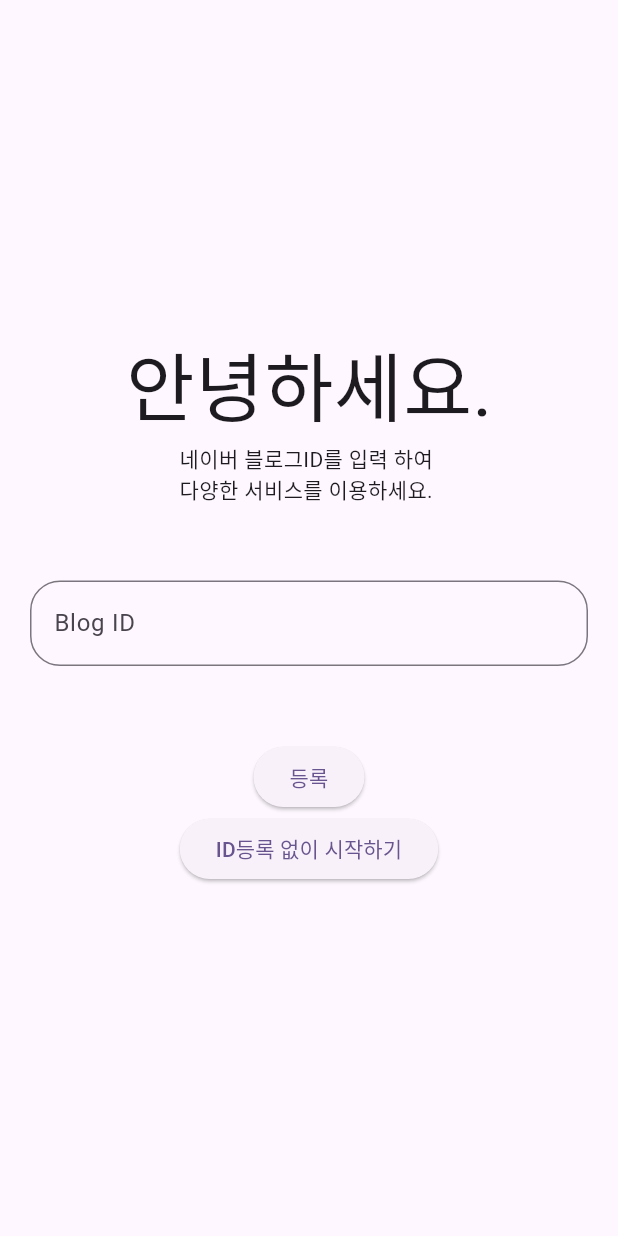
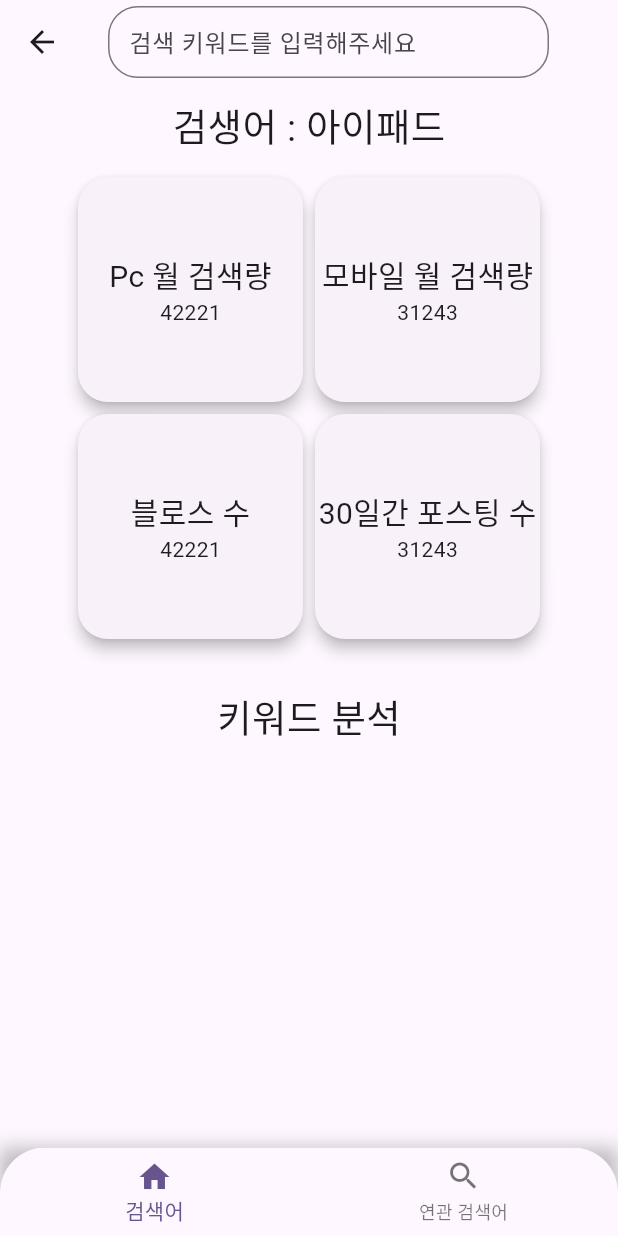
Before and after one commit to hch507/keypick-flutter, a Flutter app: the screen it shows after launch, after a tap on "등록", on a phone screen of 412 x 824 dp. Run offline on Flutter 3.47's test engine with Material 3 defaults, Android fonts, the phone set to English and light mode, and no system bars; our stand-ins replace dio, get, retrofit; generated files the repository leaves out were written again.

Commit message:
layout update

```diff
--- a/lib/presentation/ui/login/s_Login.dart
+++ b/lib/presentation/ui/login/s_Login.dart
@@ -1,5 +1,6 @@
 import 'package:flutter/cupertino.dart';
 import 'package:flutter/material.dart';
+import 'package:flutter_keypick/presentation/ui/search/s_keyword.dart';
 
 import 'package:get/get.dart';
 import 'package:get/get_core/src/get_main.dart';
@@ -52,7 +53,8 @@ class _LoginScreenState extends State<LoginScreen> with IsLoginProvider{
             ),
             ElevatedButton(
               onPressed: () {
-                isLogin.requestLogin(inputController.text);
+                // isLogin.requestLogin(inputController.text);
+                Get.to(()=>KeywordScreen());
               },
               child: Text("등록"),
             ),
--- /dev/null
+++ b/lib/presentation/ui/search/s_keyword.dart
@@ -0,0 +1,44 @@
+import 'package:flutter/material.dart';
+import 'package:flutter_keypick/presentation/ui/search/tab/keyword/f_keyword.dart';
+import 'package:flutter_keypick/presentation/ui/widget/custom_bottom_nav.dart';
+
+class KeywordScreen extends StatefulWidget {
+  const KeywordScreen({super.key});
+
+  @override
+  State<KeywordScreen> createState() => _KeywordScreenState();
+}
+
+class _KeywordScreenState extends State<KeywordScreen> {
+  TextEditingController textEditingController =TextEditingController();
+  @override
+  Widget build(BuildContext context) {
+    return Scaffold(
+      appBar: AppBar(
+        title: Row(
+          children: [
+            Expanded(
+              flex: 1,
+              child: TextField(
+                decoration: InputDecoration(
+                  hintText: '검색 키워드를 입력해주세요',
+                  contentPadding:
+                  EdgeInsets.symmetric(vertical: 5.0, horizontal: 10.0),
+                  border: OutlineInputBorder(
+                    borderRadius: BorderRadius.all(
+                      Radius.circular(20),
+                    ),
+                  ),
+                ),
+                controller: textEditingController,
+              ),
+            ),
+            SizedBox(width: 30,)
+          ],
+        ),
+      ),
+    body: KeywordFragment(),
+    bottomNavigationBar: CustomBottomNav("검색어", "연관 검색어"),
+    );
+  }
+}
--- /dev/null
+++ b/lib/presentation/ui/search/tab/keyword/f_keyword.dart
@@ -0,0 +1,56 @@
+import 'package:flutter/material.dart';
+import 'package:flutter_keypick/presentation/ui/widget/custom_card.dart';
+
+class KeywordFragment extends StatefulWidget {
+  const KeywordFragment({super.key});
+
+  @override
+  State<KeywordFragment> createState() => _KeywordFragmentState();
+}
+
+class _KeywordFragmentState extends State<KeywordFragment> {
+  @override
+  Widget build(BuildContext context) {
+    return SingleChildScrollView(
+      child: Column(
+        children: [
+          SizedBox(
+            height: 10,
+          ),
+          Text(
+            "검생어 : 아이패드",
+            style: TextStyle(fontSize: 25),
+          ),
+          SizedBox(
+            height: 10,
+          ),
+          Container(
+            width: double.infinity,
+            child: Row(
+              mainAxisAlignment: MainAxisAlignment.center,
+              children: [
+                CustomCard("Pc 월 검색량", "42221"),
+                CustomCard("모바일 월 검색량", "31243")
+              ],
+            ),
+          ),
+          Container(
+            width: double.infinity,
+            child: Row(
+              mainAxisAlignment: MainAxisAlignment.center,
+              children: [
+                CustomCard("블로스 수", "42221"),
+                CustomCard("30일간 포스팅 수", "31243")
+              ],
+            ),
+          ),
+          SizedBox(height: 30,),
+          Text(
+            "키워드 분석",
+            style: TextStyle(fontSize: 25),
+          ),
+        ],
+      ),
+    );
+  }
+}
--- /dev/null
+++ b/lib/presentation/ui/search/tab/rel_keyword/f_rel_keyword.dart
@@ -0,0 +1,37 @@
+import 'package:flutter/material.dart';
+import 'package:flutter_keypick/domain/model/vo_rel_keyword_model.dart';
+import 'package:flutter_keypick/presentation/ui/search/tab/rel_keyword/rel_keyword_item.dart';
+
+class RelKeywordFragment extends StatefulWidget {
+  const RelKeywordFragment({super.key});
+
+  @override
+  State<RelKeywordFragment> createState() => _RelKeywordFragmentState();
+}
+
+class _RelKeywordFragmentState extends State<RelKeywordFragment> {
+  @override
+  Widget build(BuildContext context) {
+    return SingleChildScrollView(
+      child: Column(
+        children: [
+          ...relDummy.map((e) => RelKeywordItem(relKeywordDataModel: e))
+        ],
+      ),
+    );
+  }
+}
+final relDummy = <RelKeywordDataModel>[
+  RelKeywordDataModel(relKeyword: "아이패드", monthlyPcQcCnt:"123414", monthlyMobileQcCnt: "413513"),
+  RelKeywordDataModel(relKeyword: "아이맥", monthlyPcQcCnt:"123414", monthlyMobileQcCnt: "413513"),
+  RelKeywordDataModel(relKeyword: "애플", monthlyPcQcCnt:"123414", monthlyMobileQcCnt: "413513"),
+  RelKeywordDataModel(relKeyword: "에어팟", monthlyPcQcCnt:"123414", monthlyMobileQcCnt: "413513"),
+  RelKeywordDataModel(relKeyword: "아이폰14", monthlyPcQcCnt:"123414", monthlyMobileQcCnt: "413513"),
+  RelKeywordDataModel(relKeyword: "아이패드 미니", monthlyPcQcCnt:"123414", monthlyMobileQcCnt: "413513"),
+  RelKeywordDataModel(relKeyword: "맥스", monthlyPcQcCnt:"123414", monthlyMobileQcCnt: "413513"),
+  RelKeywordDataModel(relKeyword: "ipad", monthlyPcQcCnt:"123414", monthlyMobileQcCnt: "413513"),
+  RelKeywordDataModel(relKeyword: "애플", monthlyPcQcCnt:"123414", monthlyMobileQcCnt: "413513"),
+  RelKeywordDataModel(relKeyword: "가격", monthlyPcQcCnt:"123414", monthlyMobileQcCnt: "413513"),
+  RelKeywordDataModel(relKeyword: "주식", monthlyPcQcCnt:"123414", monthlyMobileQcCnt: "413513"),
+
+];
--- /dev/null
+++ b/lib/presentation/ui/widget/custom_bottom_nav.dart
@@ -0,0 +1,23 @@
+import 'package:flutter/material.dart';
+
+Widget CustomBottomNav(String tab1, String tab2) {
+  return Container(
+    decoration: BoxDecoration(
+        boxShadow: [
+          BoxShadow(color: Colors.black26, blurRadius: 10, spreadRadius: 0)
+        ]
+    ),
+    child: ClipRRect(
+      borderRadius: BorderRadius.only(
+        topRight: Radius.circular(30.0),
+        topLeft: Radius.circular(30.0),
+      ),
+      child: BottomNavigationBar(
+        items: [
+          BottomNavigationBarItem(icon: Icon(Icons.home), label: tab1),
+          BottomNavigationBarItem(icon: Icon(Icons.search), label: tab2)
+        ],
+      ),
+    ),
+  );
+}
--- /dev/null
+++ b/lib/presentation/ui/widget/custom_card.dart
@@ -0,0 +1,23 @@
+import 'package:flutter/cupertino.dart';
+import 'package:flutter/material.dart';
+
+Widget CustomCard(String name, String cnt){
+  return Card(
+    shape: RoundedRectangleBorder(
+      borderRadius: BorderRadius.all(Radius.circular(20)),
+    ),
+
+    elevation: 4,
+    child: Container(
+      width: 150,
+      height: 150,
+      child: Column(
+        mainAxisAlignment: MainAxisAlignment.center,
+        children: [
+          Text(name, style: TextStyle(fontSize: 20),),
+          Text(cnt)
+        ],
+      ),
+    ),
+  );
+}
```
Also changed, not shown: lib/domain/model/vo_rel_keyword_model.dart (added, +10 -0 lines), lib/presentation/ui/search/tab/rel_keyword/rel_keyword_item.dart (added, +49 -0 lines), lib/presentation/ui/user_blog/s_user.dart (+5 -24 lines).
